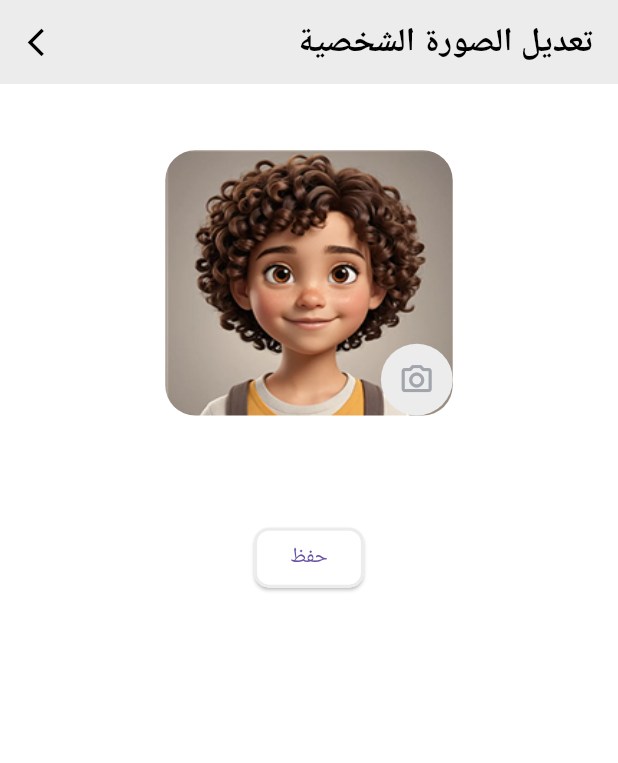
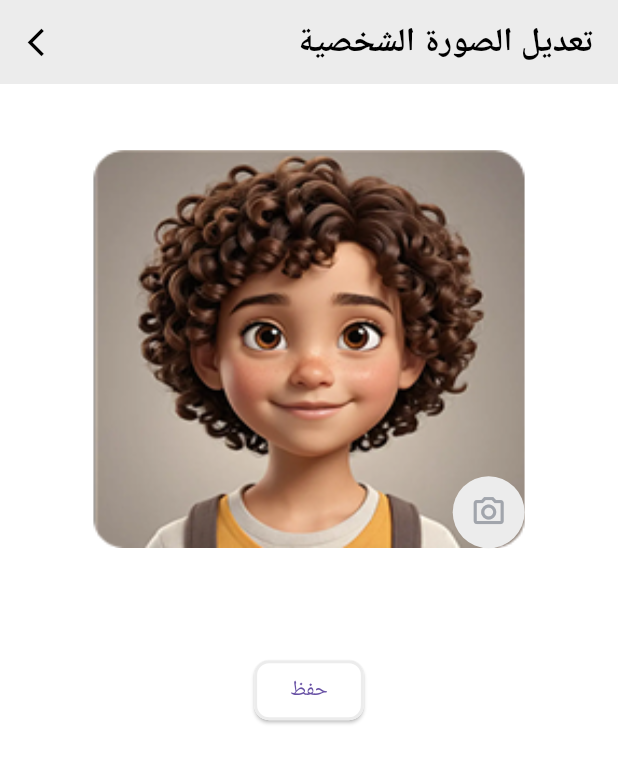
Before and after one commit to nouramer725/Dar-El-3loom-App, a Flutter app: the ProfilePictureWidget screen opened by its route, on a phone screen of 412 x 824 dp. Shown: the top 763 px of the screen. Run offline on Flutter 3.47's test engine with Material 3 defaults, Android fonts, the light colour scheme and no system bars; our stand-ins replace curved_navigation_bar, dio, fluttertoast, google_fonts, image_picker, shared_preferences; missing offline and left inert: flutter_inner_shadow; accounts and stored records are empty; Roboto replaces fonts that are missing (Castoro).

```diff
--- a/lib/home/tabs/profile/profile_tabs/profile_picture_widget.dart
+++ b/lib/home/tabs/profile/profile_tabs/profile_picture_widget.dart
@@ -1,22 +1,21 @@
 import 'package:flutter/material.dart';
+import 'package:provider/provider.dart';
+import '../../../../Model/student_model.dart';
+import '../../../../provider/student_provider.dart';
 import '../../../../utils/app_assets.dart';
 import '../../../../utils/app_colors.dart';
 import '../../../../utils/app_text.dart';
 import '../../../../utils/responsive.dart';
 import '../../../../widgets/custom_elevated_button_widget.dart';
 
-class ProfilePictureWidget extends StatefulWidget {
+class ProfilePictureWidget extends StatelessWidget {
   const ProfilePictureWidget({super.key});
 
   @override
-  State<ProfilePictureWidget> createState() => _ProfilePictureWidgetState();
-}
+  Widget build(BuildContext context) {
+    final studentProvider = Provider.of<StudentProvider>(context);
+    final StudentModel? student = studentProvider.student;
 
-class _ProfilePictureWidgetState extends State<ProfilePictureWidget> {
-  // File? profileImage;
-
-  @override
-  Widget build(BuildContext context) {
     return Scaffold(
       appBar: AppBar(
         centerTitle: false,
@@ -24,7 +23,10 @@ class _ProfilePictureWidgetState extends State<ProfilePictureWidget> {
         backgroundColor: AppColors.strokeBottomNavBarColor,
         title: Text(
           "تعديل الصورة الشخصية",
-          style: AppText.boldText(color: AppColors.blackColor, fontSize: sp(24)),
+          style: AppText.boldText(
+            color: AppColors.blackColor,
+            fontSize: sp(24),
+          ),
         ),
         actions: [
           IconButton(
@@ -40,27 +42,28 @@ class _ProfilePictureWidgetState extends State<ProfilePictureWidget> {
             spacing: h(80),
             children: [
               InkWell(
-                onTap: () {
-                  // updateProfileImage();
-                },
+                onTap: () {},
                 child: Stack(
                   alignment: Alignment.bottomRight,
                   children: [
                     Container(
-                      height: h(200),
-                      width: w(200),
+                      clipBehavior: Clip.antiAlias,
+                      width: w(300),
+                      height: h(300),
                       decoration: BoxDecoration(
-                        borderRadius: BorderRadius.circular(20),
-                        image: DecorationImage(
-                          image: AssetImage(AppAssets.boy),
-                          fit: BoxFit.fill,
-                        ),
+                        borderRadius: BorderRadius.circular(10),
                       ),
+                      child: student?.studentImage != null
+                          ? Image.network(
+                              student!.studentImage!,
+                              fit: BoxFit.cover,
+                              errorBuilder: (context, error, stackTrace) =>
+                                  Image.asset(AppAssets.boy, fit: BoxFit.fill),
+                            )
+                          : Image.asset(AppAssets.boy, fit: BoxFit.fill),
                     ),
                     GestureDetector(
-                      onTap: () {
-                        // updateProfileImage();
-                      },
+                      onTap: () {},
                       child: CircleAvatar(
                         radius: sp(25),
                         backgroundColor: AppColors.strokeBottomNavBarColor,
@@ -85,22 +88,4 @@ class _ProfilePictureWidgetState extends State<ProfilePictureWidget> {
       ),
     );
   }
-
-  // Future<void> updateProfileImage() async {
-  //   try {
-  //     final picker = ImagePicker();
-  //     XFile? image = await picker.pickImage(source: ImageSource.gallery);
-  //
-  //     if (image != null) {
-  //       setState(() {
-  //         profileImage = File(image.path);
-  //       });
-  //     }
-  //   } catch (e) {
-  //     print("Error picking image: $e");
-  //     ScaffoldMessenger.of(context).showSnackBar(
-  //       SnackBar(content: Text("Failed to pick image. Please try again.")),
-  //     );
-  //   }
-  // }
 }
```
Also changed, not shown: lib/Login/Details Screen/Controllers/student_controller.dart (+10 -19 lines), lib/Login/Details Screen/details_screen.dart (+34 -19 lines), lib/Login/First Login Screen/first_time_login_screen.dart (+21 -22 lines), lib/Model/student_model.dart (+13 -0 lines), lib/home/tabs/home_tab/home_tab.dart (+27 -8 lines), lib/main.dart (+7 -1 lines), lib/provider/student_provider.dart (added, +39 -0 lines).
